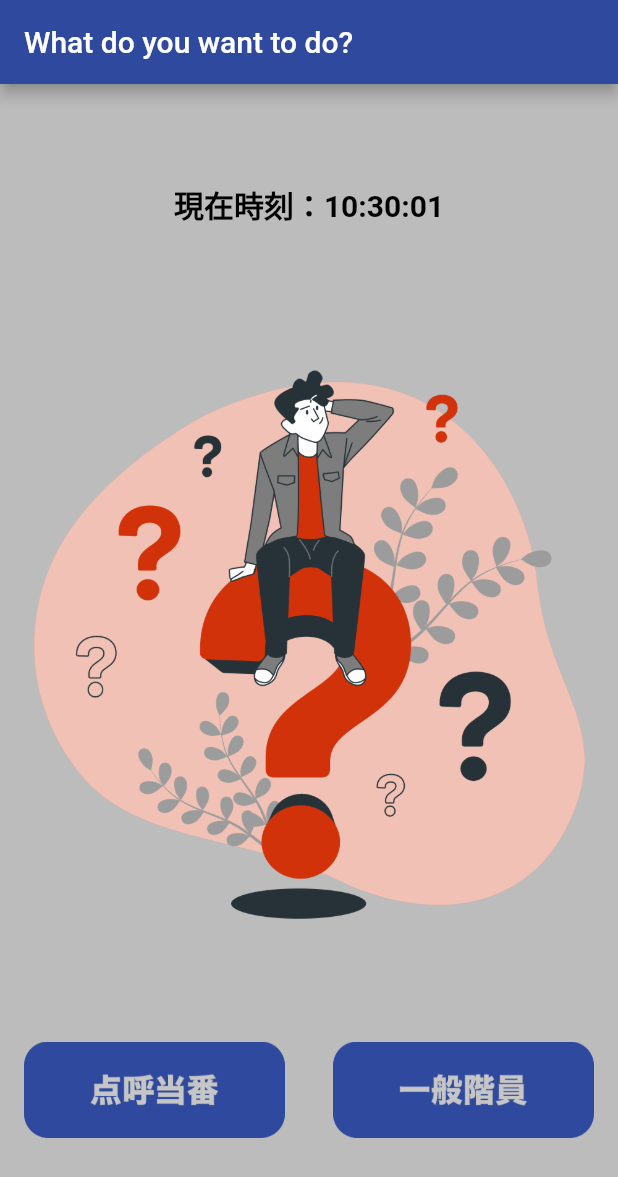
After one commit to abrt2322/tutorial, a Flutter app: the Splash3 screen opened directly, on a phone screen of 412 x 824 dp. The commit adds this screen. Shown: the top 1177 px of the screen. Run offline on Flutter 3.47's test engine with Material 2 defaults, Android fonts, the phone set to English and light mode, and no system bars; our stand-ins replace rflutter_alert, shared_preferences; missing offline and left inert: flutter_overboard, nearby_connections; accounts and stored records are empty; network calls fail.

Commit message:
画面遷移用UI追加

```diff
--- a/lib/Splash.dart
+++ b/lib/Splash.dart
@@ -114,7 +114,7 @@ class _Splash2State extends State<Splash2> {
           setPrefItems(id);
         });
       } else {
-        getPrefId().then((id){
+        getPrefId().then((id) {
           setPrefItems(id);
         });
       }
@@ -135,6 +135,6 @@ class _Splash2State extends State<Splash2> {
 
   void handleTimeout() {
     // ログイン画面へ
-    Navigator.of(context).pushReplacementNamed("/next");
+    Navigator.of(context).pushReplacementNamed("/which");
   }
 }
--- a/lib/main.dart
+++ b/lib/main.dart
@@ -1,7 +1,9 @@
 import 'package:flutter/material.dart';
 import 'package:tutorial/App.dart';
 import 'package:tutorial/Splash.dart';
+import 'package:tutorial/test.dart';
 import 'package:tutorial/tutorial.dart';
+
 
 void main() {
   runApp(new MaterialApp(
@@ -10,6 +12,7 @@ void main() {
       '/': (_) => new Splash(),
       '/tutorial': (_) => new MyHomePage(),
       '/home': (_) => new Splash2(),
+      '/which': (_) => new Which(),
       '/next': (_) => new MyApp(),
     },
   ));
--- /dev/null
+++ b/lib/test.dart
@@ -0,0 +1,120 @@
+import 'dart:async';
+
+import 'package:flutter/material.dart';
+import 'package:intl/intl.dart';
+
+void main() {
+  runApp(Which());
+}
+
+class Which extends StatelessWidget {
+  // This widget is the root of your application.
+  @override
+  Widget build(BuildContext context) {
+    return MaterialApp(
+      title: 'What do you want to do?',
+      theme: ThemeData(
+        visualDensity: VisualDensity.adaptivePlatformDensity,
+      ),
+      home: Splash3(title: 'What do you want to do?'),
+    );
+  }
+}
+
+class Splash3 extends StatefulWidget {
+  Splash3({Key key, this.title}) : super(key: key);
+
+  final String title;
+
+  @override
+  _Splash3 createState() => _Splash3();
+}
+
+class _Splash3 extends State<Splash3> {
+  var _nowTime = DateTime.now();
+  final _dateFormat = new DateFormat.Hms();
+
+  @override
+  void initState() {
+    super.initState();
+    _initTimer();
+  }
+
+  void _initTimer() {
+    Timer.periodic(Duration(milliseconds: 33),
+        (Timer timer) => setState(() => _nowTime = DateTime.now()));
+  }
+
+  @override
+  Widget build(BuildContext context) {
+    var text = _dateFormat.format(_nowTime);
+    return Scaffold(
+      appBar: AppBar(
+        title: Text(widget.title),
+        backgroundColor: const Color(0xFF2e499d),
+      ),
+      body: Container(
+        color: const Color(0xFFbcbcbc),
+        child: Column(
+          mainAxisAlignment: MainAxisAlignment.spaceEvenly,
+          children: <Widget>[
+            Text(
+              '現在時刻：' + text,
+              style: TextStyle(
+                fontWeight: FontWeight.bold,
+                fontSize: 20.0,
+                color: Colors.black.withOpacity(1.0),
+              ),
+            ),
+            Image.asset('images/3.png'),
+//            Text(
+//              '$_counter',
+//              style: Theme.of(context).textTheme.headline4,
+//            ),
+//            RaisedButton(
+//              child: Text("Button"),
+//              color: Colors.blue,
+//              shape: RoundedRectangleBorder(
+//                borderRadius: BorderRadius.circular(10.0),
+//              ),
+//              onPressed: () {},
+//            ),
+//            RaisedButton(
+//              child: Text("Button"),
+//              color: Colors.blue,
+//              shape: RoundedRectangleBorder(
+//                borderRadius: BorderRadius.circular(10.0),
+//              ),
+//              onPressed: () {},
+//            ),
+            Row(
+              children: <Widget>[
+                Expanded(
+                  child: FlatButton(
+                    child: Image.asset(
+                      'images/4.png',
+                    ),
+                    onPressed: () {
+                      Navigator.of(context).pushReplacementNamed("/next");
+//                  changeDiceFace();
+                    },
+                  ),
+                ),
+                Expanded(
+                  child: FlatButton(
+                    child: Image.asset(
+                      'images/5.png',
+                    ),
+                    onPressed: () {
+//                  changeDiceFace();
+                    },
+                  ),
+                ),
+              ],
+            ),
+          ],
+        ),
+      ),
+    );
+  }
+}
```
Also changed, not shown: images/4.png (added), images/5.png (added), 1 other file.
